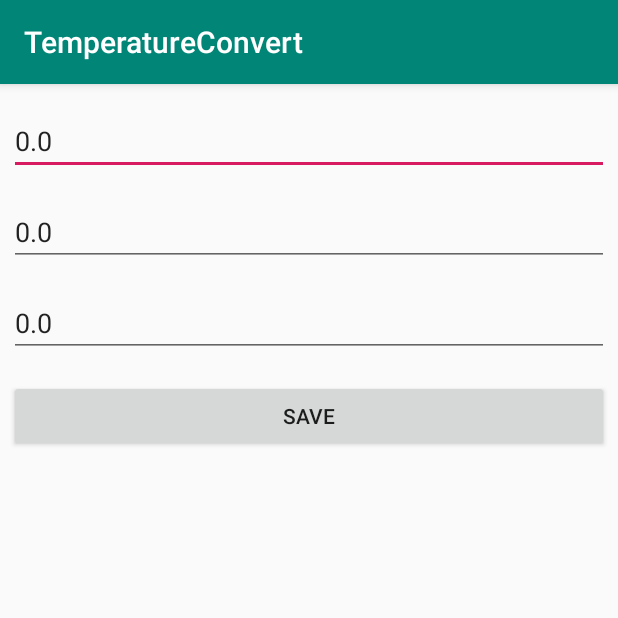
After one commit to HuwangWenjing/TemperatureConvert, an Android app: the AddActivity screen opened directly, with no data from a screen before it, on a phone screen of 412 x 824 dp, the top half of it. The commit adds this screen. Run offline under Robolectric (Android 15) with nearby library versions, the phone set to English and light mode, and no system bars.

Commit message:
处理汇率配置页面、参数的传递与返回、菜单的使用

```diff
--- a/app/src/main/AndroidManifest.xml
+++ b/app/src/main/AndroidManifest.xml
@@ -9,6 +9,7 @@
         android:roundIcon="@mipmap/ic_launcher_round"
         android:supportsRtl="true"
         android:theme="@style/AppTheme">
+        <activity android:name=".AddActivity"></activity>
         <activity android:name=".RateActivity">
             <intent-filter>
                 <action android:name="android.intent.action.MAIN" />
--- /dev/null
+++ b/app/src/main/java/com/example/temperatureconvert/AddActivity.java
@@ -0,0 +1,66 @@
+package com.example.temperatureconvert;
+
+import android.content.Intent;
+import android.os.Bundle;
+import android.util.Log;
+import android.view.View;
+import android.widget.EditText;
+
+import androidx.appcompat.app.AppCompatActivity;
+
+public class AddActivity extends AppCompatActivity {
+    public final String TAG = "AddActivity";
+
+    EditText dollarText;
+    EditText euroText;
+    EditText wonText;
+
+    @Override
+    protected void onCreate(Bundle savedInstanceState) {
+        super.onCreate(savedInstanceState);
+        setContentView(R.layout.activity_add);
+        //intent指RateActivity中的openOne的intent对象
+        Intent intent = getIntent();
+        //将变量取出 标签和值都对应RateActivity中的值
+        float dollar2 = intent.getFloatExtra("dollarRate",0.0f); //表示当dollarRate若不存在 就赋默认值0.0f给他
+        float euro2 = intent.getFloatExtra("euroRate",0.0f);
+        float won2 = intent.getFloatExtra("wonRate",0.0f);
+
+        Log.i(TAG,"onCreate: = dollar2=" + dollar2);
+        Log.i(TAG,"onCreate: = euro2=" + euro2);
+        Log.i(TAG,"onCreate: = won2=" + won2);
+        //获取控件
+        dollarText = (EditText)findViewById(R.id.editDollar);
+        euroText = (EditText)findViewById(R.id.editEuro);
+        wonText = (EditText)findViewById(R.id.editWon);
+        //显示数据到控件
+        dollarText.setText(String.valueOf(dollar2));
+        euroText.setText(String.valueOf(euro2));
+        wonText.setText(String.valueOf(won2));
+    }
+
+    public void save(View btn) {
+        Log.i(TAG,"safe");
+        //获取新的值
+        float newDollar = Float.parseFloat(dollarText.getText().toString());
+        float newEuro = Float.parseFloat(euroText.getText().toString());
+        float newWon = Float.parseFloat(wonText.getText().toString());
+
+        Log.i(TAG, "save: 获取到新的值");
+        Log.i(TAG, "onCreate: newDollar=" + newDollar);
+        Log.i(TAG, "onCreate: newEuro=" + newEuro);
+        Log.i(TAG, "onCreate: newWon=" + newWon);
+
+        //保存到bundle或收入extra
+        Intent intent = getIntent();
+        Bundle bdl = new Bundle();
+        bdl.putFloat("key_newDollar",newDollar);
+        bdl.putFloat("key_newEuro",newEuro);
+        bdl.putFloat("key_newWon",newWon);
+        intent.putExtras(bdl);
+        setResult(2,intent);
+
+        //返回到调用页面
+        finish();
+    }
+}
--- /dev/null
+++ b/app/src/main/res/layout/activity_add.xml
@@ -0,0 +1,52 @@
+<?xml version="1.0" encoding="utf-8"?>
+<LinearLayout xmlns:android="http://schemas.android.com/apk/res/android"
+    xmlns:app="http://schemas.android.com/apk/res-auto"
+    xmlns:tools="http://schemas.android.com/tools"
+    android:layout_width="match_parent"
+    android:layout_height="match_parent"
+    android:orientation="vertical"
+    tools:context=".AddActivity">
+
+    <EditText
+        android:id="@+id/editDollar"
+        android:layout_width="match_parent"
+        android:layout_height="wrap_content"
+        android:layout_marginLeft="6dp"
+        android:layout_marginTop="15dp"
+        android:layout_marginRight="6dp"
+        android:layout_marginBottom="15dp"
+        android:ems="10"
+        android:inputType="numberDecimal"
+        />
+
+    <EditText
+        android:id="@+id/editEuro"
+        android:layout_width="match_parent"
+        android:layout_height="wrap_content"
+        android:layout_marginLeft="6dp"
+        android:layout_marginRight="6dp"
+        android:layout_marginBottom="15dp"
+        android:ems="10"
+        android:inputType="numberDecimal"
+        />
+
+    <EditText
+        android:id="@+id/editWon"
+        android:layout_width="match_parent"
+        android:layout_height="wrap_content"
+        android:layout_marginLeft="6dp"
+        android:layout_marginRight="6dp"
+        android:layout_marginBottom="15dp"
+        android:ems="10"
+        android:inputType="numberDecimal" />
+
+    <Button
+        android:id="@+id/btn_save"
+        android:layout_width="match_parent"
+        android:layout_height="wrap_content"
+        android:layout_marginLeft="6dp"
+        android:layout_marginRight="6dp"
+        android:layout_marginBottom="15dp"
+        android:onClick="save"
+        android:text="@string/save" />
+</LinearLayout>
--- a/app/src/main/res/values/strings.xml
+++ b/app/src/main/res/values/strings.xml
@@ -16,4 +16,6 @@
     <string name="euro">to EURO</string>
     <string name="won">to WON</string>
     <string name="dollar">to Dollar</string>
+    <string name="save">save</string>
+    <string name="setting">setting</string>
 </resources>
```
Also changed, not shown: app/src/main/java/com/example/temperatureconvert/RateActivity.java (+71 -6 lines), app/src/main/res/layout/activity_rate.xml (+10 -3 lines), app/src/main/res/menu/menu_main.xml (+4 -3 lines).
